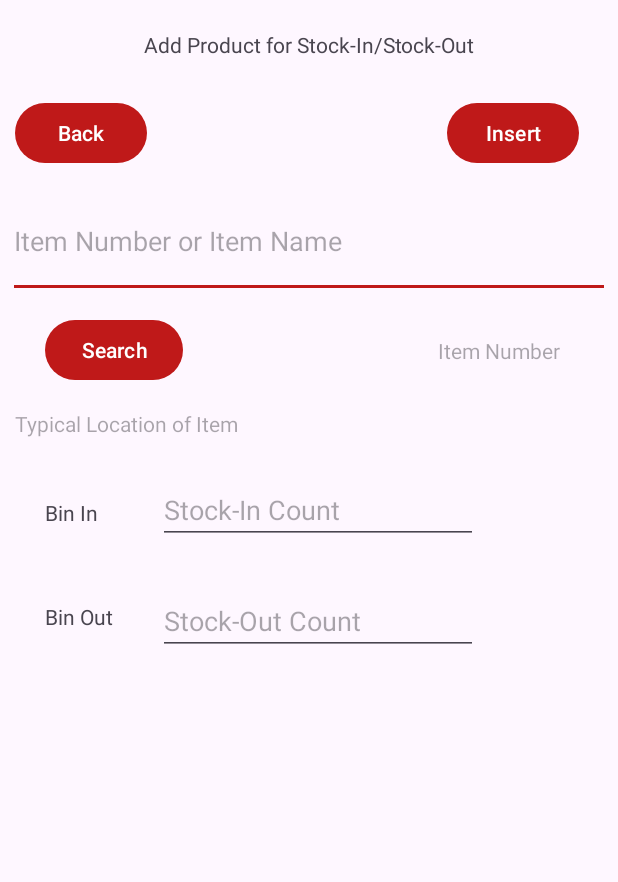
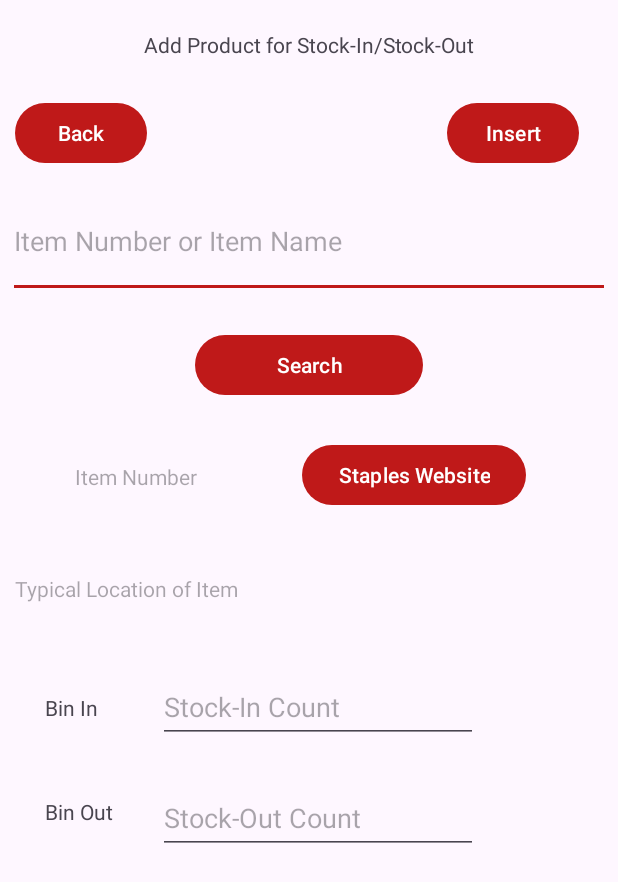
Before and after one commit to kjeshang/StaplesMarineWayAssociateCompanionMobileApp, an Android app: the BinAddActivity screen opened directly, with no data from a screen before it, on a phone screen of 412 x 824 dp. Shown: the top 882 px of the screen. Run offline under Robolectric (Android 15) with nearby library versions, the phone set to English and light mode, and no system bars.

Commit message:
Added Staples Website button to binAddActivity and binEditActivity to redirect to product information on website

```diff
--- a/StaplesMarineWayAssociateCompanionApp/app/src/main/java/com/example/staplesmarinewayassociatecompanionapp/BinAddActivity.java
+++ b/StaplesMarineWayAssociateCompanionApp/app/src/main/java/com/example/staplesmarinewayassociatecompanionapp/BinAddActivity.java
@@ -1,6 +1,7 @@
 package com.example.staplesmarinewayassociatecompanionapp;
 
 import android.content.Intent;
+import android.net.Uri;
 import android.os.Bundle;
 import android.text.Editable;
 import android.text.TextWatcher;
@@ -20,7 +21,7 @@ import java.util.List;
 public class BinAddActivity extends AppCompatActivity {
 
     private List<String> spinnerData = new ArrayList<>();
-    Button btn_backToBinFromBinAdd, btn_insertProductToBin, btn_binAddSearchProduct;
+    Button btn_backToBinFromBinAdd, btn_insertProductToBin, btn_binAddSearchProduct, btn_binAddStaplesWebsite;
     AutoCompleteTextView autotv_binAddSearchProduct;
     SearchableAdapter adapter;
     TextView tv_binAddItemNumber, tv_binAddTypicalLocation;
@@ -39,6 +40,7 @@ public class BinAddActivity extends AppCompatActivity {
         btn_backToBinFromBinAdd = findViewById(R.id.btn_backToBinFromBinAdd);
         btn_insertProductToBin = findViewById(R.id.btn_insertProductToBin);
         btn_binAddSearchProduct = findViewById(R.id.btn_binAddSearchProduct);
+        btn_binAddStaplesWebsite = findViewById(R.id.btn_binAddStaplesWebsite);
         et_binAddStockInCount = findViewById(R.id.et_binAddStockInCount);
         et_binAddStockOutCount = findViewById(R.id.et_binAddStockOutCount);
 
@@ -87,6 +89,25 @@ public class BinAddActivity extends AppCompatActivity {
             }
         });
 
+        btn_binAddStaplesWebsite.setOnClickListener(new View.OnClickListener() {
+            @Override
+            public void onClick(View view) {
+                if(autotv_binAddSearchProduct.getText().toString().length() == 0) {
+                    Toast.makeText(BinAddActivity.this, "Item Name is Empty", Toast.LENGTH_SHORT).show();
+                }
+                else{
+                    Product product = databaseHelper.getProductByItemNumber(tv_binAddItemNumber.getText().toString());
+                    try{
+                        Intent intent = new Intent(Intent.ACTION_VIEW, Uri.parse(product.getWebsiteLink()));
+                        startActivity(intent);
+                    }
+                    catch (Exception e){
+                        Toast.makeText(BinAddActivity.this, "Website Link was not provided", Toast.LENGTH_SHORT).show();
+                    }
+                }
+            }
+        });
+
         btn_insertProductToBin.setOnClickListener(new View.OnClickListener() {
             @Override
             public void onClick(View view) {
--- a/StaplesMarineWayAssociateCompanionApp/app/src/main/res/layout/activity_bin_add.xml
+++ b/StaplesMarineWayAssociateCompanionApp/app/src/main/res/layout/activity_bin_add.xml
@@ -46,14 +46,13 @@
 
     <Button
         android:id="@+id/btn_binAddSearchProduct"
-        android:layout_width="wrap_content"
+        android:layout_width="match_parent"
         android:layout_height="wrap_content"
         android:text="@string/btn_binAddSearchProduct"
         android:textColor="@color/white"
         android:layout_below="@id/autotv_binAddSearchProduct"
-        android:layout_marginVertical="5dp"
-        android:layout_marginLeft="30dp"
-        android:layout_marginRight="70dp" />
+        android:layout_marginVertical="15dp"
+        android:layout_marginHorizontal="130dp" />
 
     <TextView
         android:id="@+id/tv_binAddItemNumber"
@@ -62,18 +61,28 @@
         android:hint="@string/tv_binAddItemNumber"
         app:layout_constraintEnd_toEndOf="parent"
         app:layout_constraintTop_toBottomOf="@+id/autotv_binAddSearchProduct"
-        android:layout_below="@id/autotv_binAddSearchProduct"
-        android:layout_toRightOf="@id/btn_binAddSearchProduct"
-        android:layout_marginVertical="20dp"
-        android:layout_marginLeft="100dp"/>
+        android:layout_below="@id/btn_binAddSearchProduct"
+        android:layout_marginVertical="25dp"
+        android:layout_marginHorizontal="50dp"/>
+
+    <Button
+        android:id="@+id/btn_binAddStaplesWebsite"
+        android:layout_width="wrap_content"
+        android:layout_height="wrap_content"
+        android:layout_below="@id/btn_binAddSearchProduct"
+        android:layout_marginHorizontal="20dp"
+        android:layout_marginVertical="10dp"
+        android:layout_toRightOf="@id/tv_binAddItemNumber"
+        android:text="@string/btn_binAddStaplesWebsite"
+        android:textColor="@color/white" />
 
     <TextView
         android:id="@+id/tv_binAddTypicalLocation"
         android:layout_width="match_parent"
         android:layout_height="wrap_content"
         android:hint="@string/tv_binAddTypicalLocation"
-        android:layout_below="@id/btn_binAddSearchProduct"
-        android:layout_marginVertical="10dp"
+        android:layout_below="@id/tv_binAddItemNumber"
+        android:layout_marginVertical="30dp"
         android:layout_marginHorizontal="10dp"/>
 
     <TextView
@@ -89,13 +98,14 @@
         android:id="@+id/et_binAddStockInCount"
         android:layout_width="wrap_content"
         android:layout_height="wrap_content"
+        android:layout_below="@id/tv_binAddTypicalLocation"
+        android:layout_marginVertical="15dp"
+        android:layout_marginLeft="10dp"
+        android:layout_toRightOf="@+id/tv_binAddStockInCountLabel"
         android:ems="10"
         android:hint="@string/et_binAddStockInCount"
         android:inputType="number"
-        android:layout_below="@id/tv_binAddTypicalLocation"
-        android:layout_toRightOf="@+id/tv_binAddStockInCountLabel"
-        android:layout_marginVertical="15dp"
-        android:layout_marginLeft="10dp"/>
+        android:minHeight="48dp" />
 
     <TextView
         android:id="@+id/tv_binAddStockOutCountLabel"
@@ -110,11 +120,12 @@
         android:id="@+id/et_binAddStockOutCount"
         android:layout_width="wrap_content"
         android:layout_height="wrap_content"
+        android:layout_below="@+id/tv_binAddStockInCountLabel"
+        android:layout_marginVertical="10dp"
+        android:layout_toRightOf="@id/tv_binAddStockOutCountLabel"
         android:ems="10"
         android:hint="@string/et_binAddStockOutCount"
         android:inputType="number"
-        android:layout_below="@+id/tv_binAddStockInCountLabel"
-        android:layout_toRightOf="@id/tv_binAddStockOutCountLabel"
-        android:layout_marginVertical="10dp" />
+        android:minHeight="48dp" />
 
 </RelativeLayout>
--- a/StaplesMarineWayAssociateCompanionApp/app/src/main/res/values/strings.xml
+++ b/StaplesMarineWayAssociateCompanionApp/app/src/main/res/values/strings.xml
@@ -47,6 +47,7 @@
     <string name="et_binAddStockInCount">Stock-In Count</string>
     <string name="tv_binAddStockOutCountLabel">Bin Out</string>
     <string name="et_binAddStockOutCount">Stock-Out Count</string>
+    <string name="btn_binAddStaplesWebsite">Staples Website</string>
     <!-- activity_bin_edit -->
     <string name="tv_binEditTitle">Edit Product for Stock-In/Stock-Out</string>
     <string name="btn_binEditBackToBin">Back</string>
@@ -59,4 +60,5 @@
     <string name="et_binEditStockInCount">Stock-In Count</string>
     <string name="tv_binEditStockOutCountLabel">Bin Out</string>
     <string name="et_binEditStockOutCount">Stock-Out Count</string>
+    <string name="btn_binEditStaplesWebsite">Staples Website</string>
 </resources>
```
Also changed, not shown: StaplesMarineWayAssociateCompanionApp/app/src/main/java/com/example/staplesmarinewayassociatecompanionapp/BinEditActivity.java (+17 -1 lines), StaplesMarineWayAssociateCompanionApp/app/src/main/res/layout/activity_bin_edit.xml (+12 -2 lines).
